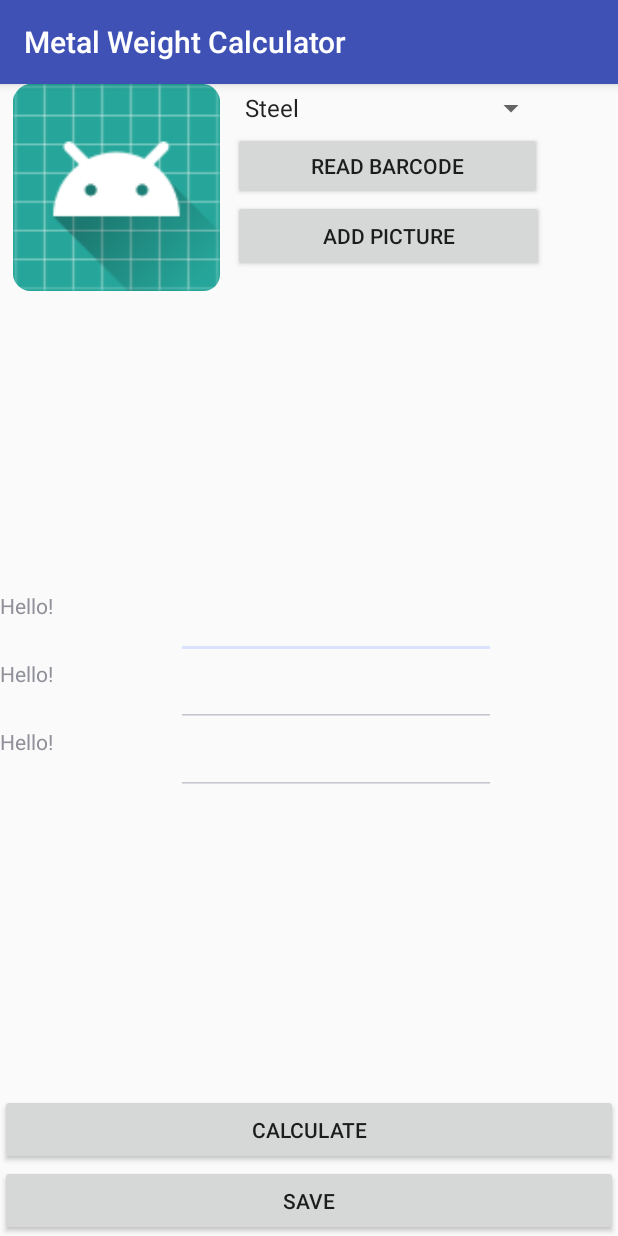
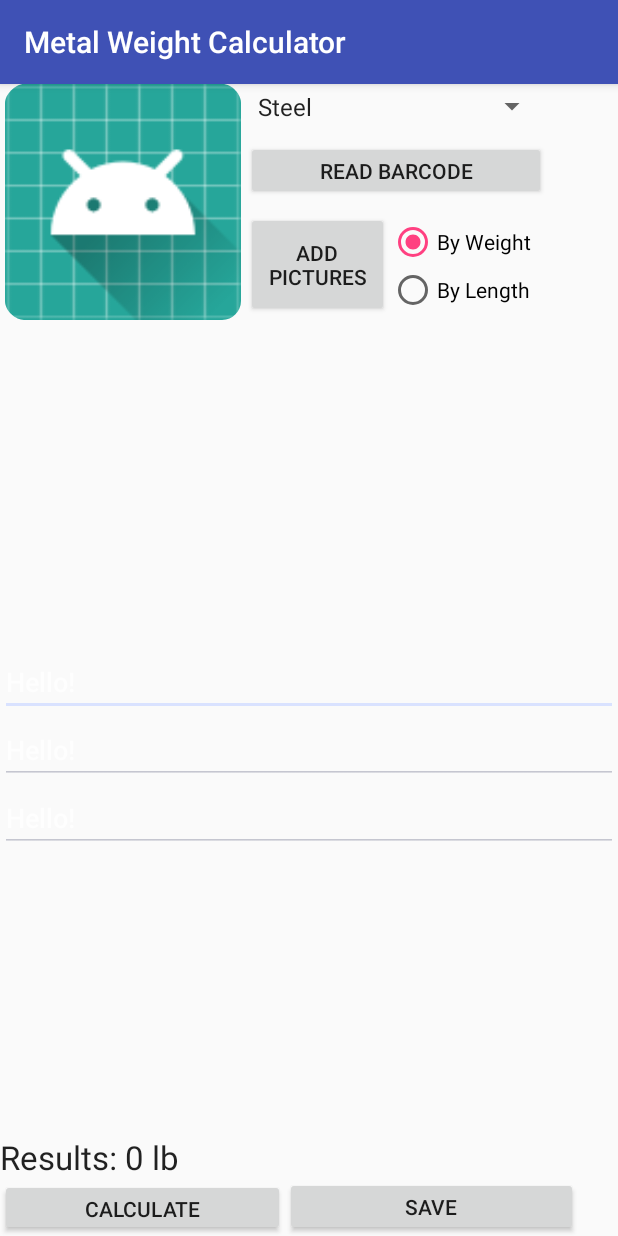
Before and after one commit to tanishqaggarwal/metalweightcalculator, an Android app: the MetalCalculateActivity screen opened directly, with no data from a screen before it, on a phone screen of 412 x 824 dp. Run offline under Robolectric (Android 15) with nearby library versions, the phone set to English and light mode, and no system bars; libraries missing offline, so code that uses them is left out: com.google.android.gms.

Commit message:
UI improvements

```diff
--- a/app/src/main/java/com/tanishqaggarwal/metalweightcalculator/MainActivity.java
+++ b/app/src/main/java/com/tanishqaggarwal/metalweightcalculator/MainActivity.java
@@ -27,7 +27,8 @@ public class MainActivity extends AppCompatActivity {
         sa.savedPieceInfoList.add(new SavedPieceInfo("shape", "Width: 12 in", 13, 12, 12, 12));
         sa.savedPieceInfoList.add(new SavedPieceInfo("shape", "Width: 12 in", 124, 12, 12, 12));
         sa.savedPieceInfoList.add(new SavedPieceInfo("shape", "Width: 12 in", 125, 12, 12, 12));
-        sa.savedPieceInfoList.add(new SavedPieceInfo("shape", "Width: 12 in", 12, 12, 12, 12));
+        sa.savedPieceInfoList.add(new SavedPieceInfo("shape", "Width: 12 in", 121, 12, 12, 12));
+        sa.savedPieceInfoList.add(new SavedPieceInfo("shape", "Width: 12 in", 11, 12, 12, 12));
     }
 
     public void goToAddItem(View v) {
--- a/app/src/main/java/com/tanishqaggarwal/metalweightcalculator/MetalCalculateActivity.java
+++ b/app/src/main/java/com/tanishqaggarwal/metalweightcalculator/MetalCalculateActivity.java
@@ -13,6 +13,7 @@ import android.util.SparseArray;
 import android.view.LayoutInflater;
 import android.view.View;
 import android.widget.ArrayAdapter;
+import android.widget.EditText;
 import android.widget.ImageView;
 import android.widget.LinearLayout;
 import android.widget.Spinner;
@@ -30,6 +31,8 @@ import com.google.android.gms.vision.barcode.BarcodeDetector;
 
 public class MetalCalculateActivity extends AppCompatActivity {
 
+    ArrayList<String> currentPhotoPath;
+
     @Override
     protected void onCreate(Bundle savedInstanceState) {
         super.onCreate(savedInstanceState);
@@ -46,13 +49,15 @@ public class MetalCalculateActivity extends AppCompatActivity {
         LinearLayout ll = findViewById(R.id.customFields);
         LayoutInflater li = LayoutInflater.from(getApplicationContext());
         for(int i = 0; i < 3; i++) {
-            View formElement = li.inflate(R.layout.form_element_metal_calculate, null);
-            ((TextView) formElement.findViewById(R.id.itemName)).setText("Hello!");
+            // TODO populate from existing xml
+            EditText formElement = new EditText(getApplicationContext());
+            formElement.setHint("Hello!");
             ll.addView(formElement);
         }
+
+        // Initialize photos path
+        currentPhotoPath = new ArrayList<>();
     }
-
-    ArrayList<String> currentPhotoPath;
 
     public void takePicture(View v) {
         Intent takePictureIntent = new Intent(MediaStore.ACTION_IMAGE_CAPTURE);
@@ -94,11 +99,15 @@ public class MetalCalculateActivity extends AppCompatActivity {
     }
 
     public void savePieceInfo(View v) {
+        // TODO
+
         Intent intent = new Intent(this, MainActivity.class);
         startActivity(intent);
     }
 
     public void readBarcode(View v) {
+        // TODO this is currently dummy code that reads a hardcoded barcode
+
         Bitmap myBitmap = BitmapFactory.decodeResource(
                 getApplicationContext().getResources(),
                 R.drawable.barcode);
--- a/app/src/main/res/layout/activity_metal_calculate.xml
+++ b/app/src/main/res/layout/activity_metal_calculate.xml
@@ -8,37 +8,38 @@
 
     <ImageView
         android:id="@+id/imageView"
-        android:layout_width="155dp"
-        android:layout_height="138dp"
+        android:layout_width="164dp"
+        android:layout_height="157dp"
         app:srcCompat="@mipmap/ic_launcher"
-        tools:layout_editor_absoluteX="4dp"
-        tools:layout_editor_absoluteY="3dp" />
+        tools:layout_editor_absoluteX="7dp"
+        tools:layout_editor_absoluteY="16dp" />
 
     <Spinner
         android:id="@+id/metalSelect"
-        android:layout_width="209dp"
-        android:layout_height="32dp"
-        app:layout_constraintLeft_toRightOf="@+id/imageView" />
+        android:layout_width="201dp"
+        android:layout_height="30dp"
+        app:layout_constraintLeft_toRightOf="@+id/imageView"
+        tools:layout_editor_absoluteY="16dp" />
 
     <Button
         android:id="@+id/addPictureBtn"
-        android:layout_width="207dp"
-        android:layout_height="48dp"
-        android:text="Add Picture"
-        tools:layout_editor_absoluteX="169dp"
-        tools:layout_editor_absoluteY="48dp"
-        app:layout_constraintTop_toBottomOf="@+id/readBarcodeBtn"
+        android:layout_width="95dp"
+        android:layout_height="70dp"
+        android:layout_marginTop="8dp"
+        android:onClick="takePicture"
+        android:text="Add Pictures"
         app:layout_constraintLeft_toRightOf="@+id/imageView"
-        android:onClick="takePicture"/>
+        app:layout_constraintTop_toBottomOf="@+id/readBarcodeBtn" />
 
     <Button
         android:id="@+id/readBarcodeBtn"
-        android:layout_width="206dp"
-        android:layout_height="45dp"
+        android:layout_width="200dp"
+        android:layout_height="39dp"
+        android:layout_marginTop="8dp"
+        android:onClick="readBarcode"
         android:text="Read Barcode"
-        android:onClick="readBarcode"
-        app:layout_constraintTop_toBottomOf="@+id/metalSelect"
-        app:layout_constraintLeft_toRightOf="@+id/imageView" />
+        app:layout_constraintLeft_toRightOf="@+id/imageView"
+        app:layout_constraintTop_toBottomOf="@+id/metalSelect" />
 
     <LinearLayout
         android:id="@+id/customFields"
@@ -51,16 +52,50 @@
 
     <Button
         android:id="@+id/calculateBtn"
-        android:layout_width="match_parent"
-        android:layout_height="47dp"
+        android:layout_width="190dp"
+        android:layout_height="38dp"
         android:text="Calculate"
-        app:layout_constraintBottom_toTopOf="@+id/saveBtn" />
+        app:layout_constraintRight_toLeftOf="@+id/saveBtn"
+        app:layout_constraintBottom_toBottomOf="parent" />
 
     <Button
         android:id="@+id/saveBtn"
-        android:layout_width="match_parent"
-        android:layout_height="47dp"
+        android:layout_width="195dp"
+        android:layout_height="39dp"
+        android:onClick="savePieceInfo"
         android:text="Save"
-        android:onClick="savePieceInfo"
-        app:layout_constraintBottom_toBottomOf="parent" />
+        app:layout_constraintBottom_toBottomOf="parent"
+        app:layout_constraintLeft_toRightOf="@+id/calculateBtn" />
+
+    <TextView
+        android:id="@+id/resultsText"
+        android:layout_width="wrap_content"
+        android:layout_height="wrap_content"
+        android:text="Results: 0 lb"
+        android:textAppearance="@android:style/TextAppearance.Material.Large"
+        app:layout_constraintBottom_toTopOf="@+id/calculateBtn"
+        tools:layout_editor_absoluteX="133dp" />
+
+    <RadioGroup
+        android:layout_width="95dp"
+        android:layout_height="64dp"
+        android:layout_marginTop="12dp"
+        android:orientation="vertical"
+        app:layout_constraintTop_toBottomOf="@+id/readBarcodeBtn"
+        app:layout_constraintLeft_toRightOf="@id/addPictureBtn"
+        tools:layout_editor_absoluteX="282dp">
+
+        <RadioButton
+            android:id="@+id/calculateByWeightRadioBtn"
+            android:layout_width="wrap_content"
+            android:layout_height="wrap_content"
+            android:checked="true"
+            android:text="By Weight" />
+
+        <RadioButton
+            android:id="@+id/calculateByLengthRadioBtn"
+            android:layout_width="wrap_content"
+            android:layout_height="wrap_content"
+            android:text="By Length" />
+    </RadioGroup>
 </android.support.constraint.ConstraintLayout>
--- a/app/src/main/res/layout/form_element_metal_calculate.xml
+++ /dev/null
@@ -1,27 +0,0 @@
-<?xml version="1.0" encoding="utf-8"?>
-<android.support.constraint.ConstraintLayout xmlns:android="http://schemas.android.com/apk/res/android"
-    xmlns:tools="http://schemas.android.com/tools"
-    android:layout_width="match_parent"
-    android:layout_height="wrap_content"
-    xmlns:app="http://schemas.android.com/apk/res-auto"
-    tools:context=".MetalCalculateActivity">
-
-    <TextView
-        android:id="@+id/itemName"
-        android:layout_width="wrap_content"
-        android:layout_height="wrap_content"
-        android:text="itemName"
-        tools:layout_editor_absoluteX="5dp"
-        tools:layout_editor_absoluteY="4dp"
-        tools:text="itemName" />
-
-    <EditText
-        android:id="@+id/itemInput"
-        android:layout_width="wrap_content"
-        android:layout_height="wrap_content"
-        android:ems="10"
-        android:inputType="numberDecimal"
-        app:layout_constraintLeft_toRightOf="@+id/itemName"
-        app:layout_constraintRight_toRightOf="parent" />
-
-</android.support.constraint.ConstraintLayout>
```
Also changed, not shown: app/src/main/res/layout/activity_main.xml (+4 -4 lines), app/src/main/res/layout/cardview_saved_piece.xml (+47 -8 lines), app/src/main/res/layout/cardview_shape_type.xml (+4 -3 lines).
